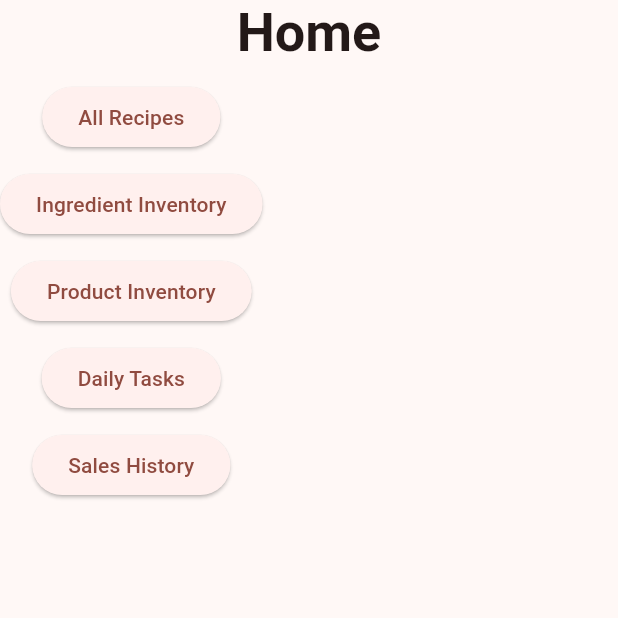
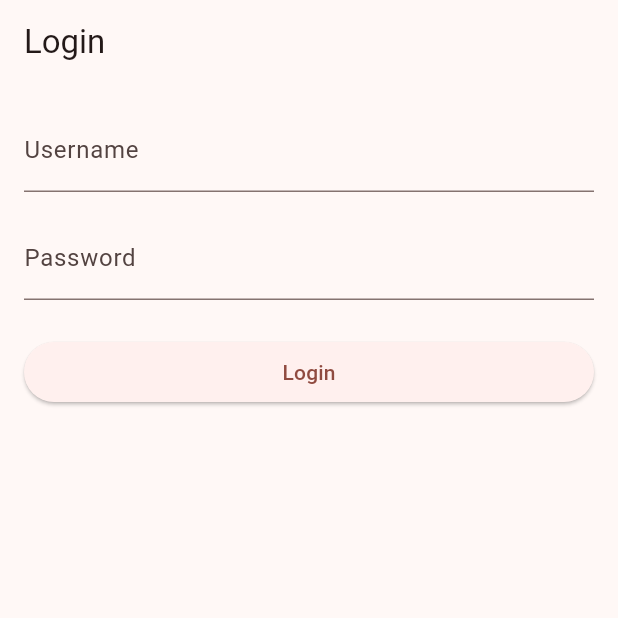
Before and after one commit to Software-Engineering-WebDev-MobileDev/MobileDev, a Flutter app: the screen it shows after launch, on a phone screen of 412 x 824 dp, the top half of it. Run offline on Flutter 3.47's test engine with Material 3 defaults, Android fonts, the light colour scheme and no system bars.

Commit message:
Created login page

```diff
--- a/src/bakery_manager_mobile/lib/assets/constants.dart
+++ b/src/bakery_manager_mobile/lib/assets/constants.dart
@@ -4,3 +4,4 @@ const String ingredientPageRoute = '/ingredients';
 const String productPageRoute = '/products';
 const String taskPageRoute = '/tasks';
 const String salesPageRoute = '/sales';
+const String loginPageRoute = '/login';
--- a/src/bakery_manager_mobile/lib/main.dart
+++ b/src/bakery_manager_mobile/lib/main.dart
@@ -2,7 +2,6 @@ import 'package:bakery_manager_mobile/assets/constants.dart';
 import 'package:flutter/material.dart';
 import 'package:provider/provider.dart';
 import 'pages/routes.dart';
-
 /*
   * Runs the app
   * Currently only works in Debug mode
@@ -26,7 +25,7 @@ class MyApp extends StatelessWidget {
           colorScheme: ColorScheme.fromSeed(
               seedColor: const Color.fromARGB(0, 255, 0, 1)),
         ),
-        initialRoute: homePageRoute,
+        initialRoute: loginPageRoute,
         routes: appRoutes,
       ),
     );
--- a/src/bakery_manager_mobile/lib/pages/home_page.dart
+++ b/src/bakery_manager_mobile/lib/pages/home_page.dart
@@ -49,6 +49,9 @@ class OptionsBar extends StatelessWidget {
           mainAxisAlignment: MainAxisAlignment.spaceBetween,
           children: [
             ElevatedButton(
+                style: ElevatedButton.styleFrom(
+                backgroundColor: Colors.orange, // Set the button color to orange
+              ),
               onPressed: () {
                 Navigator.pushNamed(context, recipePageRoute);
               }, // On press navigate to the Recipe page
--- /dev/null
+++ b/src/bakery_manager_mobile/lib/pages/login.dart
@@ -0,0 +1,91 @@
+import 'package:bakery_manager_mobile/assets/constants.dart';
+import 'package:flutter/material.dart';
+
+class LoginPage extends StatefulWidget {
+  const LoginPage({super.key});
+
+  @override
+  _LoginPageState createState() => _LoginPageState();
+}
+
+class _LoginPageState extends State<LoginPage> {
+  final _formKey = GlobalKey<FormState>();
+  final TextEditingController _usernameController = TextEditingController();
+  final TextEditingController _passwordController = TextEditingController();
+
+  void _login() {
+    if (_formKey.currentState!.validate()) {
+      String username = _usernameController.text;
+      String password = _passwordController.text;
+
+      if (username == 'Hello123' && password == 'Software1') {
+        Navigator.pushReplacementNamed(context, homePageRoute);
+        ScaffoldMessenger.of(context).showSnackBar(
+          const SnackBar(content: Text('Login successful')),
+        );
+      } else {
+        ScaffoldMessenger.of(context).showSnackBar(
+          const SnackBar(content: Text('Invalid username or password')),
+        );
+      }
+    }
+  }
+
+  @override
+  Widget build(BuildContext context) {
+    return Scaffold(
+      appBar: AppBar(
+        title: const Text('Login'),
+        automaticallyImplyLeading: false
+      ),
+      body: Padding(
+        padding: const EdgeInsets.all(16.0),
+        child: Form(
+          key: _formKey,
+          child: Column(
+            crossAxisAlignment: CrossAxisAlignment.stretch,
+            children: <Widget>[
+              TextFormField(
+                controller: _usernameController,
+                decoration: const InputDecoration(labelText: 'Username'),
+                validator: (value) {
+                  if (value == null || value.isEmpty) {
+                    return 'Please enter your username';
+                  }
+                  return null;
+                },
+              ),
+              const SizedBox(height: 16),
+              TextFormField(
+                controller: _passwordController,
+                decoration: const InputDecoration(labelText: 'Password'),
+                obscureText: true,
+                validator: (value) {
+                  if (value == null || value.isEmpty) {
+                    return 'Please enter your password';
+                  }
+                  return null;
+                },
+              ),
+              const SizedBox(height: 24),
+              ElevatedButton(
+                onPressed: _login,
+                child: const Text('Login'),
+              ),
+            ],
+          ),
+        ),
+      ),
+    );
+  }
+}
+
+class Routes {
+  static const String login = '/login';
+
+  static Map<String, WidgetBuilder> getRoutes() {
+    return {
+      login: (context) => const LoginPage(),
+    };
+  }
+}
--- a/src/bakery_manager_mobile/lib/pages/routes.dart
+++ b/src/bakery_manager_mobile/lib/pages/routes.dart
@@ -4,6 +4,7 @@ import 'package:bakery_manager_mobile/pages/product_page.dart';
 import 'package:bakery_manager_mobile/pages/recipe_page.dart';
 import 'package:bakery_manager_mobile/pages/sales_page.dart';
 import 'package:bakery_manager_mobile/pages/task_page.dart';
+import 'package:bakery_manager_mobile/pages/login.dart';
 import 'package:flutter/material.dart';
 import 'package:bakery_manager_mobile/assets/constants.dart';
 
@@ -14,4 +15,5 @@ Map<String, WidgetBuilder> appRoutes = {
   productPageRoute: (context) => const ProductPage(),
   taskPageRoute: (context) => const TaskPage(),
   salesPageRoute: (context) => const SalesPage(),
+  loginPageRoute: (context) => const LoginPage(),
 };
```
Also changed, not shown: src/bakery_manager_mobile/pubspec.yaml (+16 -31 lines), src/bakery_manager_mobile/assets/fonts/Inter-Regular.ttf (added), src/bakery_manager_mobile/assets/fonts/OpenSans-Regular.ttf (added), src/bakery_manager_mobile/assets/fonts/Pacifico-Regular.ttf (added).
